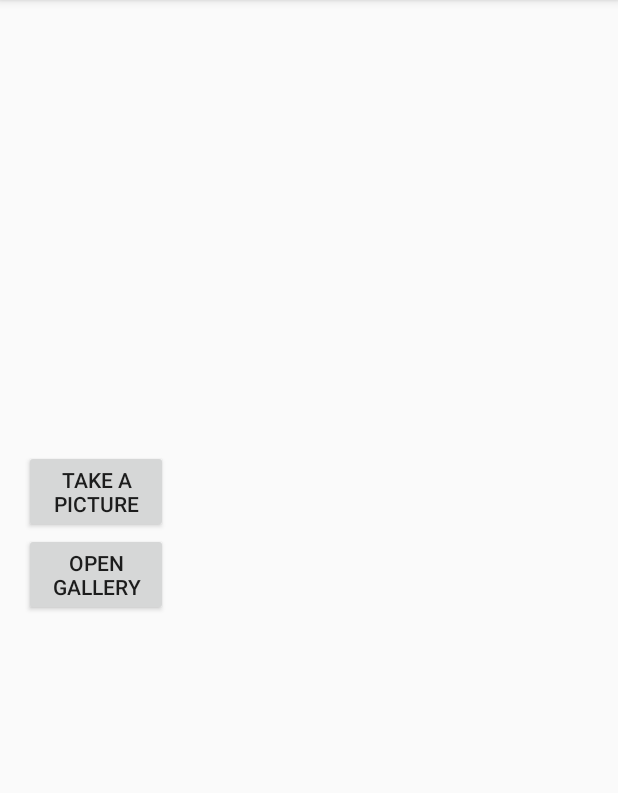
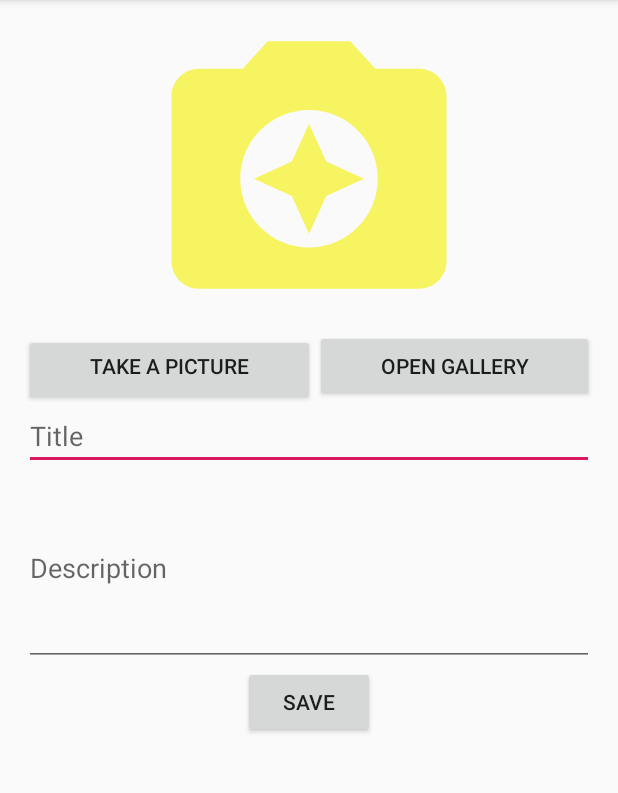
Before and after one commit to curiosissimo/Canopia, an Android app: the screen it shows after launch (CreateActivity), after a tap on an icon or button, on a phone screen of 412 x 824 dp, the part 84-877 px from its top. Run offline under Robolectric (Android 15) with nearby library versions, the phone set to English and light mode, and no system bars; our stand-ins replace Firebase (no records; nobody signed in at launch, a user with empty details on screens opened directly), Picasso; pictures from the network do not load; 1 statement that could not run was skipped.

Commit message:
Marker creator

```diff
--- a/app/src/main/java/it/shu2019/stopdesertification/CreateActivity.kt
+++ b/app/src/main/java/it/shu2019/stopdesertification/CreateActivity.kt
@@ -18,7 +18,9 @@ import android.content.Context
 import android.graphics.Matrix
 import android.media.ExifInterface
 import android.net.Uri
+import android.widget.EditText
 import com.squareup.picasso.Picasso
+import kotlinx.android.synthetic.main.activity_create.view.*
 import java.io.ByteArrayOutputStream
 
 
@@ -37,6 +39,22 @@ class CreateActivity : AppCompatActivity() {
     override fun onCreate(savedInstanceState: Bundle?) {
         super.onCreate(savedInstanceState)
         setContentView(R.layout.activity_create)
+
+        val imageView: ImageView = findViewById(R.id.taken_picture)
+        imageView.setImageDrawable(getResources().getDrawable(R.drawable.ic_camera_enhance_black_24dp))
+
+        val saveMarkerBtn: Button = findViewById(R.id.save_marker)
+        saveMarkerBtn.setOnClickListener {
+            val titleTxt: EditText = findViewById(R.id.markerTitle)
+            val descTxt: EditText = findViewById(R.id.markerDescription)
+            val output = Intent()
+            output.putExtra("title", titleTxt.text)
+            output.putExtra("description", descTxt.text)
+            output.putExtra("imageUri", fileUri)
+            setResult(1, output)
+            finish()
+        }
+
 
         val takePictureBtn: Button = findViewById(R.id.take_picture)
         takePictureBtn.setOnClickListener {
--- a/app/src/main/java/it/shu2019/stopdesertification/MainActivity.kt
+++ b/app/src/main/java/it/shu2019/stopdesertification/MainActivity.kt
@@ -1,10 +1,12 @@
 package it.shu2019.stopdesertification
 
 import android.content.Intent
+import android.media.ExifInterface
 import androidx.appcompat.app.AppCompatActivity
 import android.os.Bundle
 import android.util.Log
 import android.view.View
+import android.widget.ImageView
 import com.google.android.gms.maps.GoogleMap
 import com.google.android.gms.maps.OnMapReadyCallback
 import com.google.firebase.FirebaseApp
@@ -12,6 +14,7 @@ import com.google.firebase.auth.ActionCodeSettings
 import com.google.firebase.auth.FirebaseAuth
 import com.google.android.gms.maps.SupportMapFragment
 import com.google.android.gms.maps.model.LatLng
+import com.squareup.picasso.Picasso
 import it.shu2019.stopdesertification.services.MapService
 
 
@@ -60,7 +63,13 @@ class MainActivity : AppCompatActivity(), OnMapReadyCallback {
             val intent = Intent(this, CreateActivity::class.java).apply {
 //                putExtra(EXTRA_MESSAGE, message)
             }
-            startActivity(intent)
+            startActivityForResult(intent, 1)
+        }
+    }
+
+    override fun onActivityResult(requestCode: Int, resultCode: Int, data: Intent?) {
+        if (requestCode == 1 && resultCode == 1 && mapService != null) {
+            mapService?.addYellowMarker(mapService?.getLocation() ?: return, data?.extras?.get("title").toString());
         }
     }
 
--- a/app/src/main/java/it/shu2019/stopdesertification/services/MapService.kt
+++ b/app/src/main/java/it/shu2019/stopdesertification/services/MapService.kt
@@ -13,6 +13,13 @@ class MapService(val map: GoogleMap?) {
             it.moveCamera(CameraUpdateFactory.newLatLng(coords))
         }
 
+    }
+
+    fun getLocation(): LatLng {
+        if (map !== null) {
+            return LatLng(map.cameraPosition.target.latitude, map.cameraPosition.target.longitude)
+        }
+        return LatLng(0.0, 0.0)
     }
 
     fun addYellowMarker(coords: LatLng, title: String) {
--- /dev/null
+++ b/app/src/main/res/drawable/ic_camera_enhance_black_24dp.xml
@@ -0,0 +1,5 @@
+<vector android:height="24dp" android:tint="#F6F460"
+    android:viewportHeight="24.0" android:viewportWidth="24.0"
+    android:width="24dp" xmlns:android="http://schemas.android.com/apk/res/android">
+    <path android:fillColor="#FF000000" android:pathData="M9,3L7.17,5L4,5c-1.1,0 -2,0.9 -2,2v12c0,1.1 0.9,2 2,2h16c1.1,0 2,-0.9 2,-2L22,7c0,-1.1 -0.9,-2 -2,-2h-3.17L15,3L9,3zM12,18c-2.76,0 -5,-2.24 -5,-5s2.24,-5 5,-5 5,2.24 5,5 -2.24,5 -5,5zM12,17l1.25,-2.75L16,13l-2.75,-1.25L12,9l-1.25,2.75L8,13l2.75,1.25z"/>
+</vector>
--- a/app/src/main/res/layout/activity_create.xml
+++ b/app/src/main/res/layout/activity_create.xml
@@ -6,18 +6,40 @@
                 android:paddingRight="16dp"
                 android:orientation="vertical"
 >
-    <ImageView android:id="@+id/taken_picture" android:layout_width="match_parent" android:layout_height="300dp"/>
+    <ImageView android:id="@+id/taken_picture" android:layout_width="match_parent" android:layout_height="220dp"/>
+    <LinearLayout android:layout_width="match_parent" android:layout_height="wrap_content" android:orientation="horizontal">
         <Button
                 android:id="@+id/take_picture"
-        android:layout_width="96dp"
+                android:layout_width="wrap_content"
                 android:layout_height="wrap_content"
-        android:layout_alignParentRight="true"
+                android:layout_weight="1"
+                android:paddingTop="4dp"
                 android:text="Take a picture" />
 
         <Button
                 android:id="@+id/open_gallery"
-        android:layout_width="96dp"
+                android:layout_width="wrap_content"
                 android:layout_height="wrap_content"
+                android:layout_weight="1"
                 android:layout_alignParentRight="true"
                 android:text="Open gallery" />
     </LinearLayout>
+    <EditText android:layout_width="match_parent" android:layout_height="wrap_content"
+        android:hint="Title"
+        android:id="@+id/markerTitle"
+
+    />
+    <EditText android:layout_width="match_parent" android:layout_height="wrap_content"
+              android:hint="Description"
+              android:lines="5"
+              android:id="@+id/markerDescription"
+    />
+    <Button
+            android:id="@+id/save_marker"
+            android:layout_width="wrap_content"
+            android:layout_height="wrap_content"
+            android:layout_gravity="center_horizontal"
+            android:layout_alignParentRight="true"
+            android:text="Save" />
+
+</LinearLayout>
```
Lines whose indentation alone changed are shown as unchanged.
